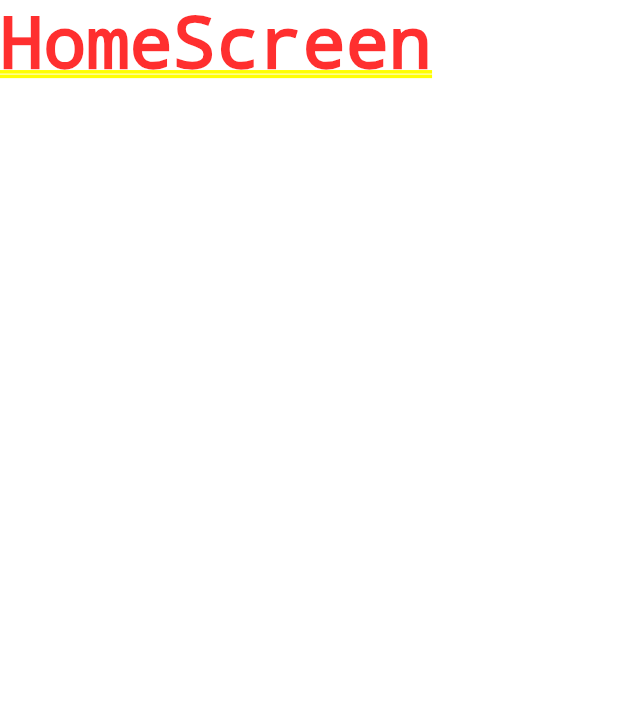
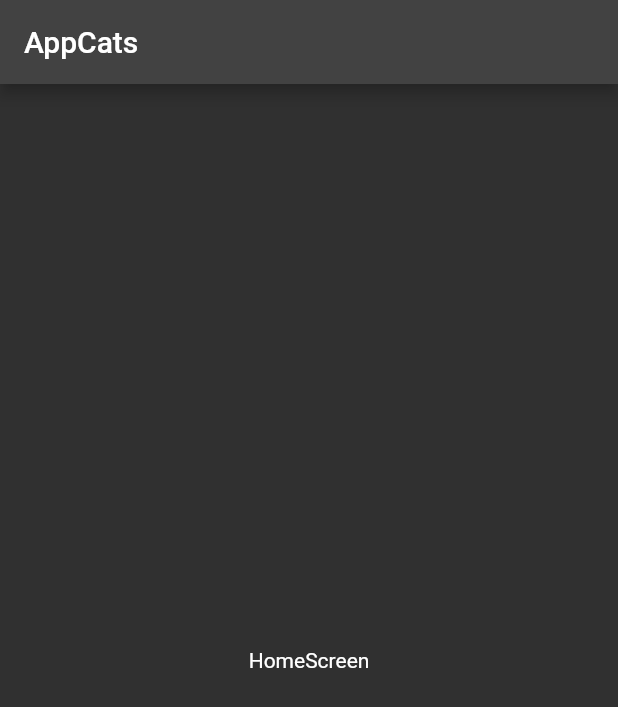
Before and after one commit to yderfre78/app_cats, a Flutter app: the screen it shows after launch, on a phone screen of 412 x 824 dp. Shown: the top 707 px of the screen. Run offline on Flutter 3.47's test engine with Material 2 defaults, Android fonts, the phone set to English and light mode, and no system bars.

Commit message:
create screen global and appbar

```diff
--- a/lib/main.dart
+++ b/lib/main.dart
@@ -1,5 +1,5 @@
 
-import 'package:app_cats_flutter/src/screens/home_screen.dart';
+import 'package:app_cats_flutter/src/screens/screens.dart';
 import 'package:app_cats_flutter/src/themes/theme.dart';
 import 'package:flutter/material.dart';
 
@@ -12,9 +12,13 @@ class MyApp extends StatelessWidget {
   Widget build(BuildContext context) {
     return MaterialApp(
       debugShowCheckedModeBanner : false,
-       title: 'Material App',
+       title: 'AppCats',
        theme: miTheme,
-      home: const HomeScreen()
-    );
+      initialRoute: 'home',
+      routes:  {
+         'home':(_)=> HomeScreen(),
+         'details':(_)=> DetailScreen()
+      },
+          );
   }
 }
--- a/lib/src/screens/home_screen.dart
+++ b/lib/src/screens/home_screen.dart
@@ -5,8 +5,15 @@ class HomeScreen extends StatelessWidget {
 
   @override
   Widget build(BuildContext context) {
-    return Container(
-      child: Text('HomeScreen'),
+    return Scaffold(
+      appBar: AppBar(
+        title: const Text('AppCats'),
+      )
+,      body: Container(
+        child: const Center(
+          child: Text('HomeScreen'),
+        ),
+      ),
     );
   }
 }
--- /dev/null
+++ b/lib/src/screens/screens.dart
@@ -0,0 +1,2 @@
+export 'package:app_cats_flutter/src/screens/detail_screen.dart';
+export 'package:app_cats_flutter/src/screens/home_screen.dart';
```
Also changed, not shown: lib/src/screens/detail_screen.dart (+6 -2 lines).
